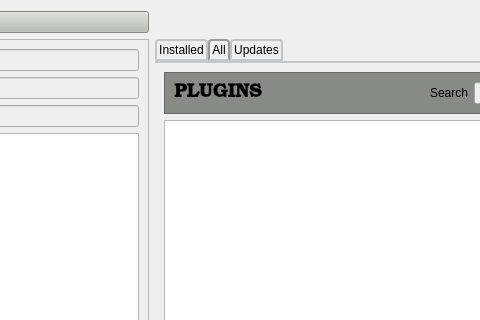
This is mscore/pluginManager.ui in GANGANI/MuseScore as Qt 5 draws it before an edit; both pictures show x 525 to 1005 and y 0 to 320 of the 1190 by 410 pixel window. The edited form follows.
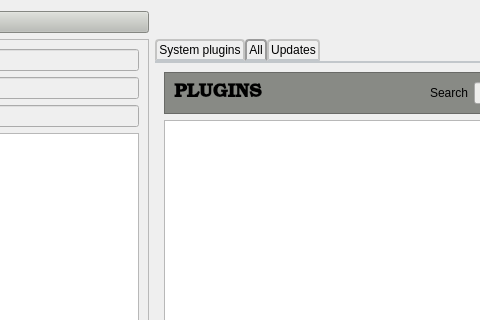
This is the edited form.

Commit message: Added plugin display

```diff
--- a/mscore/pluginManager.ui
+++ b/mscore/pluginManager.ui
@@ -227,7 +227,7 @@
      </property>
      <widget class="QWidget" name="Installed">
       <attribute name="title">
-       <string>Installed</string>
+       <string>System plugins</string>
       </attribute>
       <layout class="QVBoxLayout" name="verticalLayout_3">
        <item>
```
The commit also changes 4 other files.
